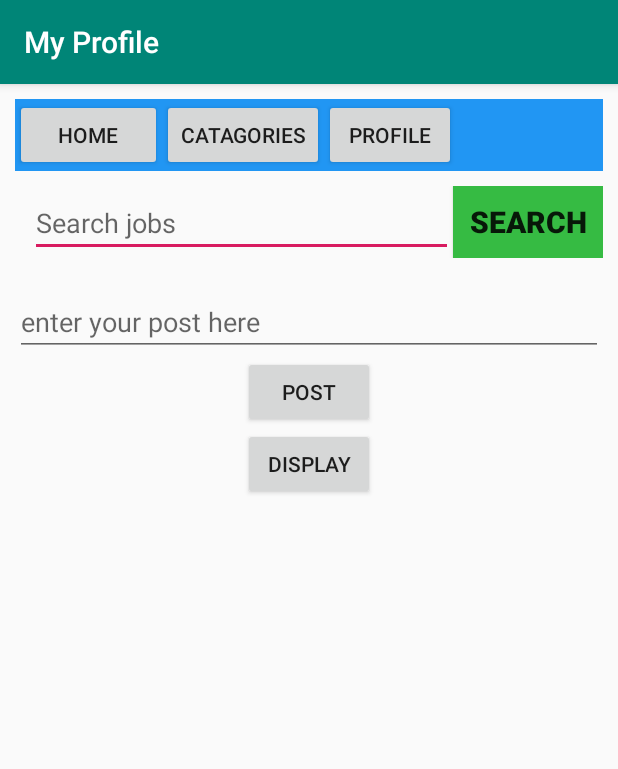
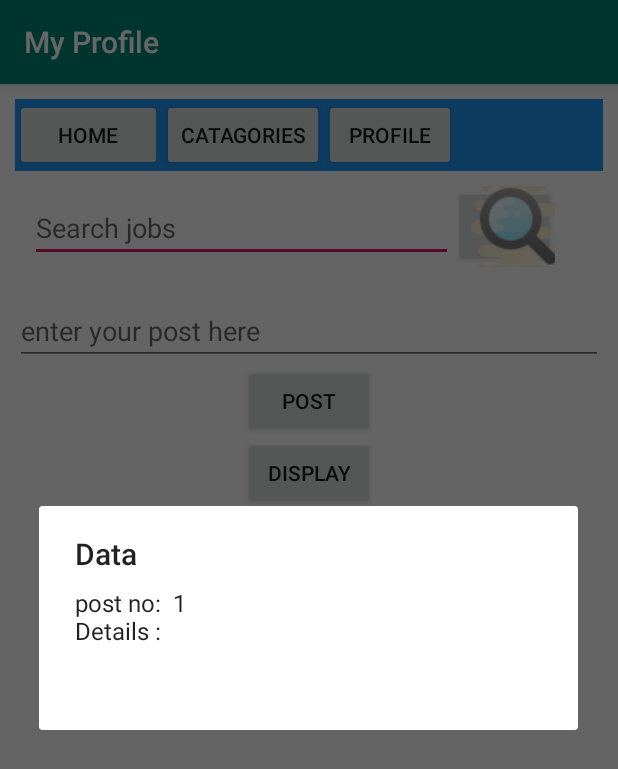
Before and after one commit to Arnab-Shanta-Anu/android-app, an Android app: the UserProfileActivity screen opened directly, with no data from a screen before it, after a tap on "DISPLAY", on a phone screen of 412 x 824 dp. Shown: the top 769 px of the screen. Run offline under Robolectric (Android 15) with nearby library versions, the phone set to English and light mode, and no system bars; our stand-ins replace Firebase (no records; nobody signed in at launch, a user with empty details on screens opened directly).

Commit message:
data retrived from database

```diff
--- a/app/src/main/java/com/example/jobbank/DatabaseHandler.java
+++ b/app/src/main/java/com/example/jobbank/DatabaseHandler.java
@@ -2,6 +2,7 @@ package com.example.jobbank;
 
 import android.content.ContentValues;
 import android.content.Context;
+import android.database.Cursor;
 import android.database.sqlite.SQLiteDatabase;
 import android.database.sqlite.SQLiteOpenHelper;
 
@@ -41,6 +42,12 @@ public class DatabaseHandler extends SQLiteOpenHelper {
             return  false;
         else
             return true;
+    }
 
+    public Cursor getAllData()
+    {
+        SQLiteDatabase sqLiteDatabase = this.getWritableDatabase();
+        Cursor result = sqLiteDatabase.rawQuery("select * from "+TABLE_NAME,null);
+        return result;
     }
 }
--- a/app/src/main/java/com/example/jobbank/UserProfileActivity.java
+++ b/app/src/main/java/com/example/jobbank/UserProfileActivity.java
@@ -1,8 +1,10 @@
 package com.example.jobbank;
 
 import androidx.appcompat.app.ActionBar;
+import androidx.appcompat.app.AlertDialog;
 import androidx.appcompat.app.AppCompatActivity;
 
+import android.database.Cursor;
 import android.os.Bundle;
 import android.util.Log;
 import android.view.View;
@@ -43,6 +45,7 @@ public class UserProfileActivity extends AppCompatActivity {
         profileBtn = findViewById(R.id.profileId);
         postText = findViewById(R.id.postId);
         tv = findViewById(R.id.textPostId);
+       // methodDisplay();
 
     }
     //Insert Data to Firebase
@@ -70,7 +73,25 @@ public class UserProfileActivity extends AppCompatActivity {
             @Override
             public void onDataChange(DataSnapshot dataSnapshot) {
                 String value = dataSnapshot.getValue(String.class);
-                Toast.makeText(UserProfileActivity.this,value,Toast.LENGTH_LONG).show();
+
+                //showing all data from table
+                Cursor result= databaseHandler.getAllData();
+                if(result.getCount()==0)
+                {
+                    //when data ==0
+                    showMessage("Error..","no data found");
+                    return;
+                }
+                StringBuffer buffer = new StringBuffer();
+                while (result.moveToNext())
+                {
+                    buffer.append("post no:  "+result.getString(0)+"\n");
+                    buffer.append("Details : "+result.getString(1)+"\n\n");
+                }
+                //show all data
+               showMessage("Data", buffer.toString());
+
+                //Toast.makeText(UserProfileActivity.this,value,Toast.LENGTH_LONG).show();
             }
 
             @Override
@@ -79,4 +100,13 @@ public class UserProfileActivity extends AppCompatActivity {
             }
         });
     }
+    public void showMessage(String title, String message)
+    {
+        AlertDialog.Builder builder = new AlertDialog.Builder(this);
+        builder.setCancelable(true);
+        builder.setTitle(title);
+        builder.setMessage(message);
+        builder.show();
+    }
+
 }
--- a/app/src/main/res/layout/activity_main.xml
+++ b/app/src/main/res/layout/activity_main.xml
@@ -10,11 +10,11 @@
     android:orientation="vertical"
     tools:context=".MainActivity">
 
+
     <ImageView
         android:layout_width="wrap_content"
         android:layout_height="194dp"
-        android:src="@drawable/jobbank" />
-
+        android:src="@drawable/jobbank"/>
     <TextView
         android:id="@+id/textView"
         android:layout_width="match_parent"
@@ -85,5 +85,4 @@
             android:textSize="24sp" />
 
     </LinearLayout>
-
 </LinearLayout>
--- a/app/src/main/res/layout/activity_user_profile.xml
+++ b/app/src/main/res/layout/activity_user_profile.xml
@@ -35,7 +35,7 @@
 
     <LinearLayout
         android:layout_width="wrap_content"
-        android:layout_height="wrap_content"
+        android:layout_height="54dp"
         android:layout_marginBottom="20dp">
 
         <EditText
@@ -47,10 +47,9 @@
 
         <Button
             android:id="@+id/searchId"
-            android:layout_width="100dp"
-            android:layout_height="wrap_content"
-            android:background="#36BB43"
-            android:text="@string/SearchBtn"
+            android:layout_width="68dp"
+            android:layout_height="match_parent"
+            android:drawableLeft="@drawable/search_icon"
             android:textSize="20sp"
             android:textStyle="bold" />
     </LinearLayout>
```
Also changed, not shown: app/src/main/res/drawable/job_search.png (added), app/src/main/res/drawable/search_icon.png (added).
